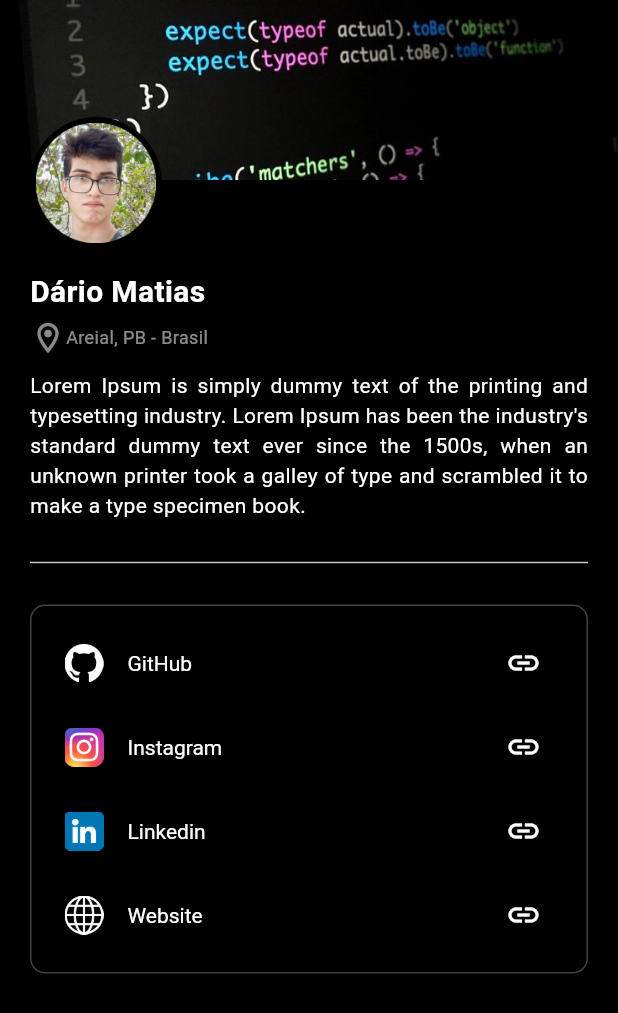
After one commit to dariomatias-dev/portfolio_mobile, a Flutter app: the HomeScreen screen opened by its route, on a phone screen of 412 x 824 dp. The commit adds this screen. Shown: the top 1013 px of the screen. Run offline on Flutter 3.47's test engine with Material 2 defaults, Android fonts, the phone set to English and light mode, and no system bars; our stand-ins replace video_player; missing offline and left inert: fade_out_particle.

Commit message:
refactor(HomeScreen): componentized widgets on home screen
- Widgets extracted and componentized from the home screen to improve project maintenance and organization.

```diff
--- /dev/null
+++ b/lib/src/screens/home_screen/body_content_widget.dart
@@ -0,0 +1,69 @@
+import 'package:flutter/material.dart';
+
+import 'package:portfolio/src/screens/home_screen/network_links_widget/network_links_widget.dart';
+
+class BodyContentWidget extends StatelessWidget {
+  const BodyContentWidget({super.key});
+
+  @override
+  Widget build(BuildContext context) {
+    return Container(
+      padding: const EdgeInsets.only(
+        top: 60.0,
+      ),
+      decoration: const BoxDecoration(
+        color: Colors.black,
+        borderRadius: BorderRadius.vertical(
+          top: Radius.circular(10.0),
+        ),
+      ),
+      child: const Padding(
+        padding: EdgeInsets.symmetric(
+          horizontal: 20.0,
+        ),
+        child: Column(
+          crossAxisAlignment: CrossAxisAlignment.start,
+          children: [
+            Text(
+              'Dário Matias',
+              style: TextStyle(
+                color: Colors.white,
+                fontSize: 20,
+                fontWeight: FontWeight.w600,
+              ),
+            ),
+            SizedBox(height: 4.0),
+            Row(
+              children: [
+                Icon(
+                  Icons.location_on_outlined,
+                  color: Colors.white54,
+                ),
+                Text(
+                  'Areial, PB - Brasil',
+                  style: TextStyle(
+                    color: Colors.white54,
+                    fontSize: 12,
+                  ),
+                ),
+              ],
+            ),
+            SizedBox(height: 10.0),
+            Text(
+              "Lorem Ipsum is simply dummy text of the printing and typesetting industry. Lorem Ipsum has been the industry's standard dummy text ever since the 1500s, when an unknown printer took a galley of type and scrambled it to make a type specimen book.",
+              textAlign: TextAlign.justify,
+              softWrap: true,
+              style: TextStyle(
+                color: Colors.white,
+              ),
+            ),
+            SizedBox(height: 20.0),
+            Divider(),
+            SizedBox(height: 20.0),
+            NetworkLinksWidget(),
+          ],
+        ),
+      ),
+    );
+  }
+}
--- a/lib/src/screens/home_screen/network_links_widget/network_links_widget.dart
+++ b/lib/src/screens/home_screen/network_links_widget/network_links_widget.dart
@@ -1,5 +1,6 @@
 import 'package:flutter/material.dart';
 import 'package:portfolio/src/screens/home_screen/network_links_widget/network_links_constant.dart';
+import 'package:url_launcher/url_launcher.dart';
 
 class NetworkLinksWidget extends StatelessWidget {
   const NetworkLinksWidget({super.key});
@@ -34,6 +35,11 @@ class NetworkLinksWidget extends StatelessWidget {
                 Icons.link,
                 color: Colors.white,
               ),
+              onTap: () async {
+                await launchUrl(
+                  Uri.parse(networkLinkConstant.link),
+                );
+              },
             );
           },
         ).toList(),
--- /dev/null
+++ b/lib/src/screens/home_screen/profile_avatar_widget.dart
@@ -0,0 +1,24 @@
+import 'package:flutter/material.dart';
+
+import 'package:portfolio/src/core/ui/portfolio_images.dart';
+
+class ProfileAvatarWidget extends StatelessWidget {
+  const ProfileAvatarWidget({super.key});
+
+  @override
+  Widget build(BuildContext context) {
+    return Container(
+      padding: const EdgeInsets.all(4.0),
+      decoration: const BoxDecoration(
+        color: Colors.black,
+        shape: BoxShape.circle,
+      ),
+      child: Image.asset(
+        PortfolioImages.myPhoto,
+        width: 80.0,
+        height: 80.0,
+        fit: BoxFit.cover,
+      ),
+    );
+  }
+}
--- a/pubspec.yaml
+++ b/pubspec.yaml
@@ -37,6 +37,7 @@ dependencies:
   cupertino_icons: ^1.0.2
   video_player: ^2.7.0
   fade_out_particle: ^1.2.1
+  url_launcher: ^6.1.12
 
 dev_dependencies:
   flutter_test:
```
Also changed, not shown: lib/src/screens/home_screen/home_screen.dart (+7 -74 lines), pubspec.lock, 6 other files.
